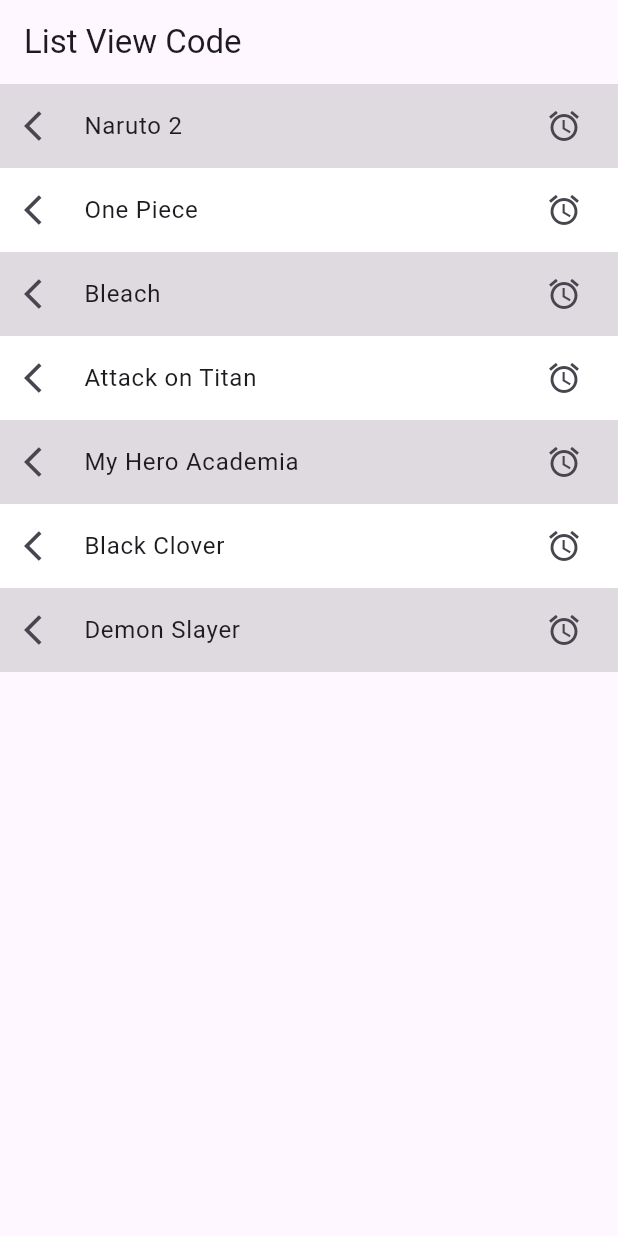
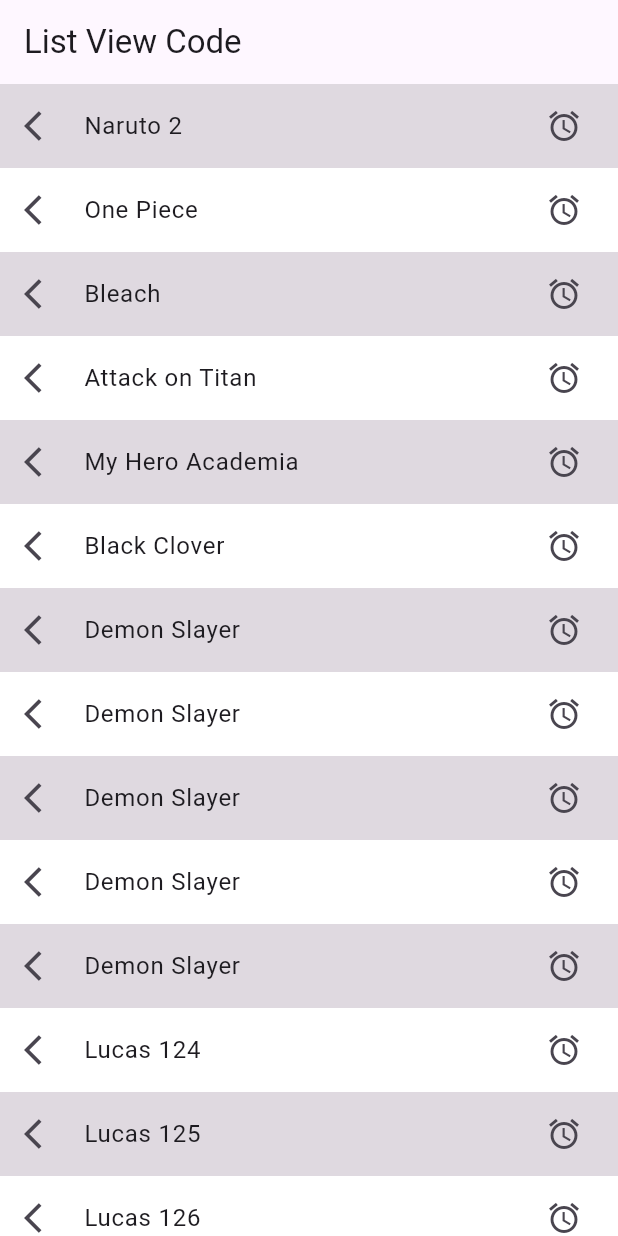
Before and after one commit to bastndev/Widgets_Flutter, a Flutter app: the screen it shows after launch, on a phone screen of 412 x 824 dp. Run offline on Flutter 3.47's test engine with Material 3 defaults, Android fonts, the phone set to English and light mode, and no system bars.

Commit message:
Refactor ListViewScreen to include animeList in list items

```diff
--- a/lib/data/db_fake.dart
+++ b/lib/data/db_fake.dart
@@ -6,4 +6,11 @@ List<String> animeList = [
   "My Hero Academia",
   "Black Clover",
   "Demon Slayer",
+  "Demon Slayer",
+  "Demon Slayer",
+  "Demon Slayer",
+  "Demon Slayer",
+  "Lucas 124",
+  "Lucas 125",
+  "Lucas 126",
 ];
--- a/lib/widgets/list_view.dart
+++ b/lib/widgets/list_view.dart
@@ -6,7 +6,6 @@ class ListViewScreen extends StatelessWidget {
 
   @override
   Widget build(BuildContext context) {
-
     return Scaffold(
       appBar: AppBar(
         title: const Text("List View Code"),
```
